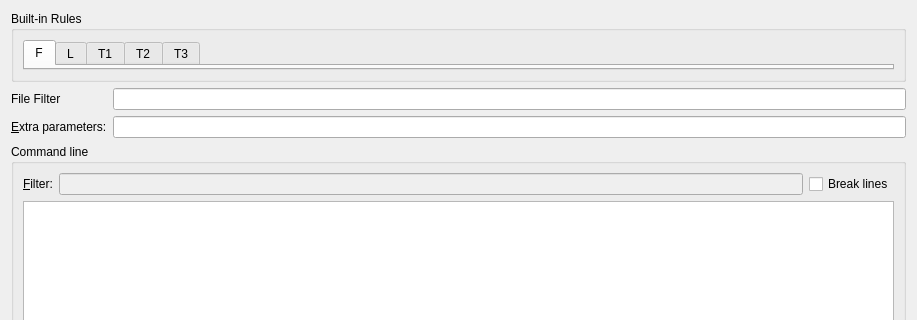
Above: config/projectconfigpage.ui from KDE/kdev-verapp before the change; both pictures show x 0 to 917 and y 0 to 320 of the 917 by 848 pixel window. Below: the same form after it.
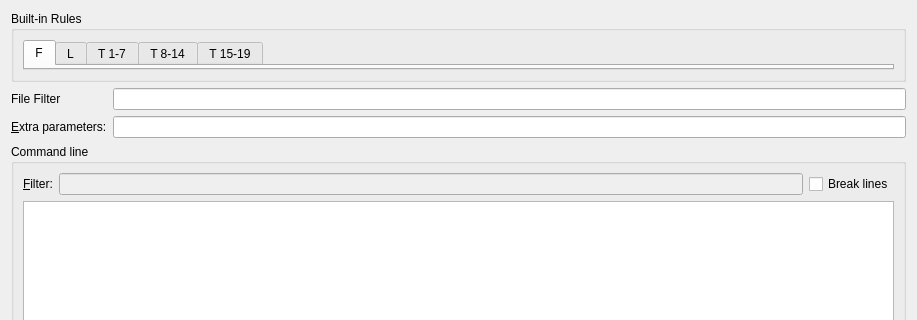
That is the form after the change.

Commit message: Tabs rename (usability fix) in project settings page

```diff
--- a/config/projectconfigpage.ui
+++ b/config/projectconfigpage.ui
@@ -49,17 +49,17 @@
         </widget>
         <widget class="QWidget" name="tabT1">
          <attribute name="title">
-          <string>T1</string>
+          <string>T 1-7</string>
          </attribute>
         </widget>
         <widget class="QWidget" name="tabT2">
          <attribute name="title">
-          <string>T2</string>
+          <string>T 8-14</string>
          </attribute>
         </widget>
         <widget class="QWidget" name="tabT3">
          <attribute name="title">
-          <string>T3</string>
+          <string>T 15-19</string>
          </attribute>
         </widget>
        </widget>
```
